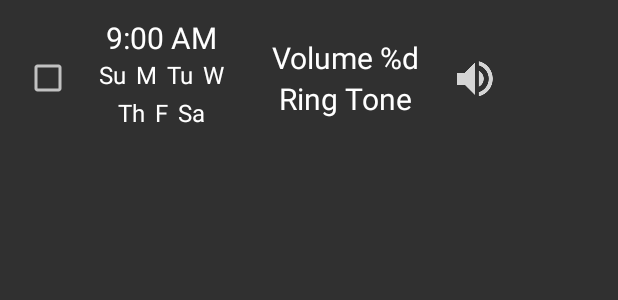
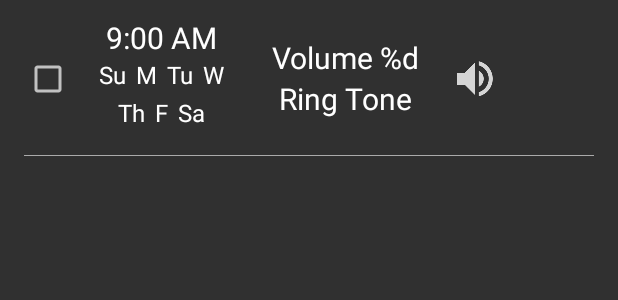
Before and after one commit to cmpickle/Volumize, an Android app: the layout item_schedule.xml on its own in the app's theme, with its tools: preview values and no code run, on a phone screen of 412 x 824 dp. Shown: the top 300 px of the screen. Run offline under Robolectric (Android 15) with nearby library versions, the phone set to English and light mode, and no system bars.

Commit message:
fixed visual bugs on schedule recycler view

```diff
--- a/app/build.gradle
+++ b/app/build.gradle
@@ -110,6 +110,8 @@ dependencies {
 
     compile 'org.apache.commons:commons-lang3:3.5'
 
+    compile "com.eyeem.recyclerviewtools:library:0.4.0"
+
     retrolambda {
         javaVersion JavaVersion.VERSION_1_7
 //        jvmArgs '-arg1', '-arg2'
--- a/app/src/main/java/com/cmpickle/volumize/view/schedule/SchedulePresenter.java
+++ b/app/src/main/java/com/cmpickle/volumize/view/schedule/SchedulePresenter.java
@@ -31,7 +31,7 @@ public class SchedulePresenter extends BasePresenter<ScheduleView> {
         this.scheduleView = scheduleView;
     }
 
-    public void onViewCreated() {
+    public void onResume() {
         events.clear();
         events.addAll(repository.findAll());
         updateAdapter();
--- a/app/src/main/res/layout/item_schedule.xml
+++ b/app/src/main/res/layout/item_schedule.xml
@@ -3,7 +3,6 @@
     android:layout_width="match_parent"
     android:layout_height="wrap_content"
     android:paddingTop="8dp"
-    android:paddingBottom="16dp"
     android:paddingStart="16dp"
     android:paddingEnd="16dp">
 
@@ -150,4 +149,13 @@
         android:layout_toEndOf="@id/item_schedule_volume_layout"
         android:layout_centerVertical="true"
         android:src="@drawable/ic_volume"/>
+
+    <View
+        android:id="@+id/recyclerview_item_divider"
+        android:layout_width="match_parent"
+        android:layout_height="1px"
+        android:background="#AAAAAA"
+        android:layout_marginTop="14dp"
+        android:layout_marginBottom="2dp"
+        android:layout_below="@id/days_of_week_item"/>
 </RelativeLayout>
```
Also changed, not shown: app/src/main/java/com/cmpickle/volumize/view/adapter/ScheduleEventAdapter.java (+21 -0 lines), app/src/main/java/com/cmpickle/volumize/view/schedule/ScheduleFragment.java (+6 -4 lines), app/src/main/res/layout/footer.xml (added, +7 -0 lines).
